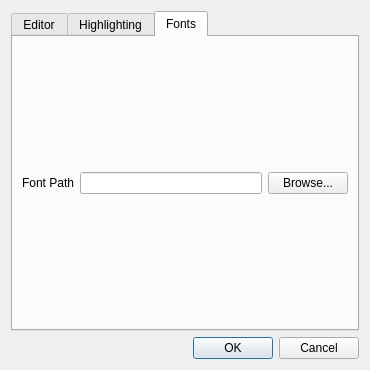
First picture: the form in utils/themeeditor/gui/preferencesdialog.ui, repository eisnerd/rockbox, before the edit.
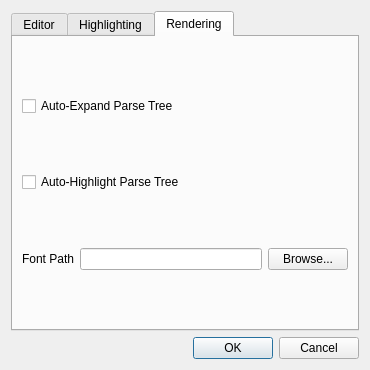
Second picture: the form after the edit. The open tabs and pages were chosen to show the change. Icons and pictures are not drawn.

Commit message: Theme Editor: Made auto-expand/highlight of parse tree optional (through preferences dialog), added Simulation Time variable to device config panel, subline alternation is now dependent on that rather than time in song

```diff
--- a/utils/themeeditor/gui/preferencesdialog.ui
+++ b/utils/themeeditor/gui/preferencesdialog.ui
@@ -257,9 +257,23 @@
      </widget>
      <widget class="QWidget" name="tab">
       <attribute name="title">
-       <string>Fonts</string>
+       <string>Rendering</string>
       </attribute>
       <layout class="QVBoxLayout" name="verticalLayout_4">
+       <item>
+        <widget class="QCheckBox" name="autoExpandBox">
+         <property name="text">
+          <string>Auto-Expand Parse Tree</string>
+         </property>
+        </widget>
+       </item>
+       <item>
+        <widget class="QCheckBox" name="autoHighlightBox">
+         <property name="text">
+          <string>Auto-Highlight Parse Tree</string>
+         </property>
+        </widget>
+       </item>
        <item>
         <layout class="QHBoxLayout" name="horizontalLayout_10">
          <item>
```
Left out of the diff: 3 changed lines with no effect on the pictures. The commit also changes 6 other files.
